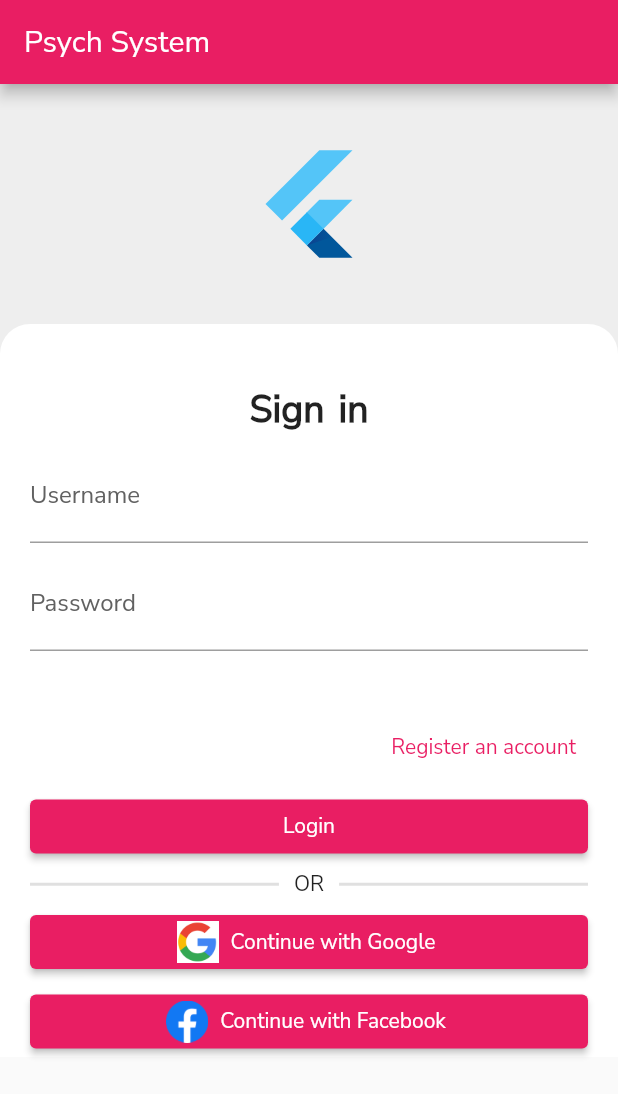
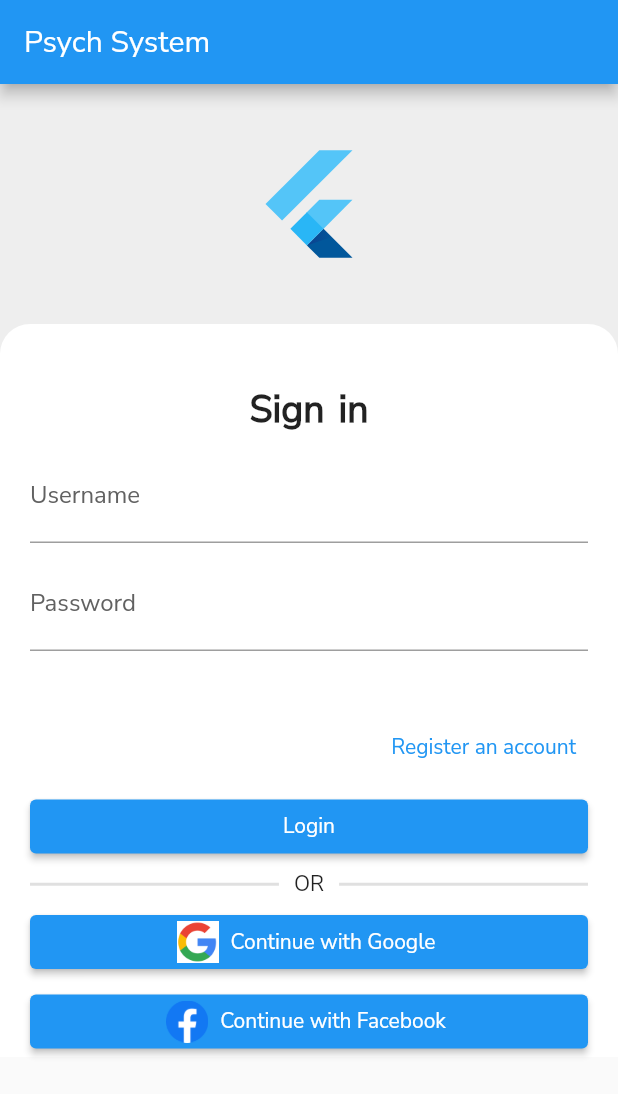
Before and after one commit to Tetcha/pss-mb, a Flutter app: the screen it shows after launch, on a phone screen of 412 x 824 dp. Shown: the top 1094 px of the screen. Run offline on Flutter 3.47's test engine with Material 2 defaults, Android fonts, the phone set to English and light mode, and no system bars; our stand-ins replace carousel_slider, dio, firebase_auth, firebase_core, freezed_annotation, get and 2 more; missing offline and left inert: flutter_facebook_auth; accounts and stored records are empty; network calls fail.

Commit message:
fix showing error on state change

```diff
--- /dev/null
+++ b/lib/controllers/field_wrapper.dart
@@ -0,0 +1,12 @@
+import 'package:get/get.dart';
+import 'package:pss_m/core/providers/api.provider.dart';
+
+class FieldWrapperController extends GetxController {
+  late ApiProvider apiProvider;
+
+  @override
+  void onInit() {
+    super.onInit();
+    apiProvider = Get.find();
+  }
+}
--- /dev/null
+++ b/lib/core/form/field_wrapper.dart
@@ -0,0 +1,38 @@
+import 'package:flutter/material.dart';
+import 'package:get/get.dart';
+import 'package:pss_m/controllers/field_wrapper.dart';
+import 'package:pss_m/core/providers/api.provider.dart';
+
+class FieldWrapper extends StatelessWidget {
+  final Widget child;
+  final String name;
+  const FieldWrapper({super.key, required this.child, required this.name});
+  @override
+  Widget build(BuildContext context) {
+    return GetBuilder<FieldWrapperController>(
+      init: FieldWrapperController(),
+      builder: (controller) => Column(
+        children: [
+          child,
+          Obx(() {
+            print(controller.apiProvider.errorDetails[name]);
+            return controller.apiProvider.errorDetails[name] != null
+                ? const SizedBox(height: 10)
+                : const SizedBox.shrink();
+          }),
+          Obx(
+            () => controller.apiProvider.errorDetails[name] != null
+                ? Align(
+                    alignment: Alignment.topLeft,
+                    child: Text(
+                      controller.apiProvider.errorDetails[name] ?? "",
+                      style: const TextStyle(color: Colors.red),
+                    ),
+                  )
+                : const SizedBox.shrink(),
+          ),
+        ],
+      ),
+    );
+  }
+}
--- a/lib/core/form/text_field.dart
+++ b/lib/core/form/text_field.dart
@@ -1,8 +1,7 @@
 import 'package:flutter/material.dart';
-import 'package:get/get.dart';
 import 'package:intl/intl.dart';
 import 'package:pss_m/core/constants/style.dart';
-import 'package:pss_m/core/providers/api.provider.dart';
+import 'package:pss_m/core/form/field_wrapper.dart';
 import 'package:pss_m/util/date.dart';
 
 class TextFieldC extends StatelessWidget {
@@ -57,20 +56,17 @@ class TextFieldC extends StatelessWidget {
 
   @override
   Widget build(BuildContext context) {
-    final ApiProvider apiController = Get.find();
-    final String error = apiController.errorDetails[name] ?? '';
-    return Column(
-      children: [
-        TextField(
+    return FieldWrapper(
+      name: name,
+      child: TextField(
         enabled: !disabled,
         controller: controller,
         obscureText: isPassword,
         keyboardType: keyBoardType == TextInputType.datetime
             ? TextInputType.none
             : keyBoardType,
-          onTap: keyBoardType == TextInputType.datetime
-              ? _presentDatePicker
-              : null,
+        onTap:
+            keyBoardType == TextInputType.datetime ? _presentDatePicker : null,
         decoration: InputDecoration(
           // border: const UnderlineInputBorder(),
           labelText: label,
@@ -82,23 +78,52 @@ class TextFieldC extends StatelessWidget {
           suffixIcon: keyBoardType == TextInputType.datetime
               ? GestureDetector(
                   onTap: _presentDatePicker,
-                    child:
-                        prefixIcon ?? const Icon(Icons.calendar_today_rounded),
+                  child: prefixIcon ?? const Icon(Icons.calendar_today_rounded),
                 )
               : prefixIcon,
         ),
       ),
-        error != '' ? const SizedBox(height: 10) : const SizedBox.shrink(),
-        error != ''
-            ? Align(
-                alignment: Alignment.topLeft,
-                child: Text(
-                  error,
-                  style: const TextStyle(color: Colors.red),
-                ),
-              )
-            : const SizedBox.shrink()
-      ],
     );
+    // return Column(
+    //   children: [
+    //     TextField(
+    //       enabled: !disabled,
+    //       controller: controller,
+    //       obscureText: isPassword,
+    //       keyboardType: keyBoardType == TextInputType.datetime
+    //           ? TextInputType.none
+    //           : keyBoardType,
+    //       onTap: keyBoardType == TextInputType.datetime
+    //           ? _presentDatePicker
+    //           : null,
+    //       decoration: InputDecoration(
+    //         // border: const UnderlineInputBorder(),
+    //         labelText: label,
+    //         labelStyle: TextStyle(
+    //           color: StyleTheme.formTitleColor,
+    //         ),
+    //         hintText: hintText,
+    //         prefixIcon: suffixIcon,
+    //         suffixIcon: keyBoardType == TextInputType.datetime
+    //             ? GestureDetector(
+    //                 onTap: _presentDatePicker,
+    //                 child:
+    //                     prefixIcon ?? const Icon(Icons.calendar_today_rounded),
+    //               )
+    //             : prefixIcon,
+    //       ),
+    //     ),
+    //     error != '' ? const SizedBox(height: 10) : const SizedBox.shrink(),
+    //     error != ''
+    //         ? Align(
+    //             alignment: Alignment.topLeft,
+    //             child: Text(
+    //               error,
+    //               style: const TextStyle(color: Colors.red),
+    //             ),
+    //           )
+    //         : const SizedBox.shrink()
+    //   ],
+    // );
   }
 }
--- a/lib/core/providers/api.provider.dart
+++ b/lib/core/providers/api.provider.dart
@@ -3,7 +3,7 @@ import 'package:get/get.dart';
 class ApiProvider extends GetxController {
   RxBool isGlobalLoading = false.obs;
   RxBool isLocalLoading = false.obs;
-  RxMap<String, String> errorDetails = RxMap<String, String>();
+  RxMap<String, String> errorDetails = RxMap<String, String>({});
   bool isError = false;
   String? message;
   String? errorMessage;
--- a/lib/core/providers/user.provider.dart
+++ b/lib/core/providers/user.provider.dart
@@ -29,7 +29,8 @@ class UserProvider extends GetxController {
   LoginType? loginType;
   var currentUser = Rx<Student>(defaultUser);
   RxBool isLogin = false.obs;
-  String get birthday {
+  String? get birthday {
+    if (currentUser.value.birthday == null) return null;
     return DateUtil.toText(DateTime.parse(currentUser.value.birthday ?? ""));
   }
 
--- a/lib/main.dart
+++ b/lib/main.dart
@@ -37,9 +37,9 @@ class _MyAppState extends State<MyApp> {
       title: 'PSS',
       debugShowCheckedModeBanner: false,
       theme: ThemeData(
-        primarySwatch: Colors.pink,
+        primarySwatch: Colors.blue,
         backgroundColor: Colors.grey[200],
-        primaryColorLight: Colors.pink,
+        primaryColorLight: Colors.blue,
         primaryColorDark: Colors.black54,
         textTheme: const TextTheme(
           labelSmall: TextStyle(fontSize: 8),
```
Also changed, not shown: lib/controllers/text_field.controller.dart (added, +27 -0 lines), pubspec.lock. Lines whose indentation alone changed are shown as unchanged.
